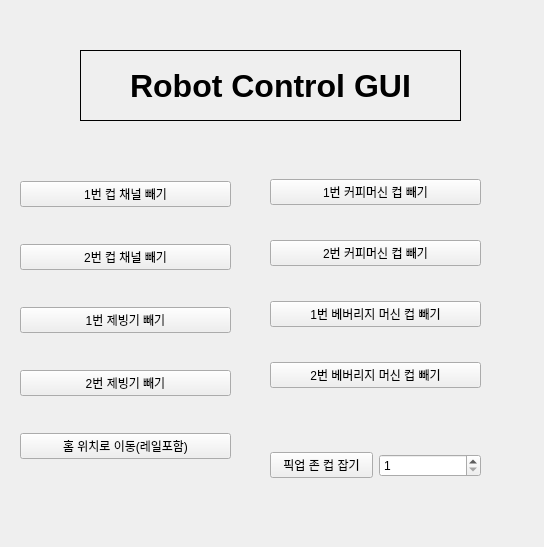
Old version of the form src/robot_gui/robot_gui/gui_set/form.ui in the repository martinxyz1106/Robot_GUI.
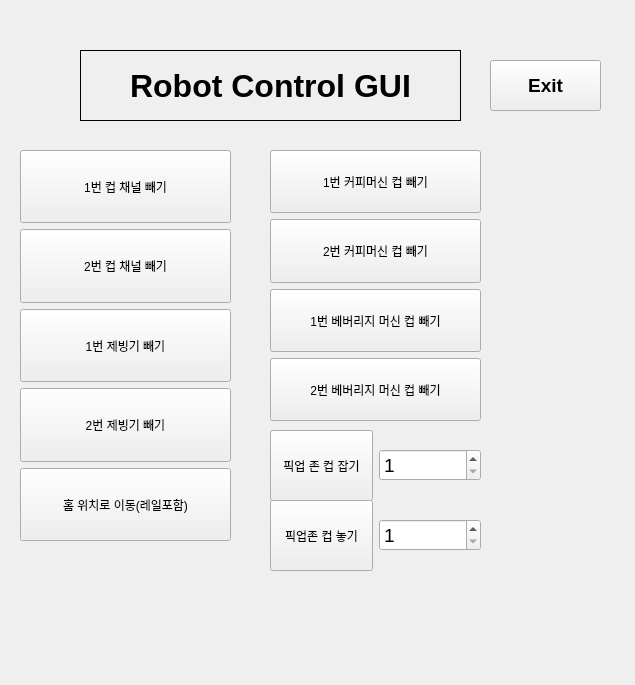
New version of the form.

Commit message: 픽업존 컵 놓기, 종료버튼 추가'

```diff
--- a/src/robot_gui/robot_gui/gui_set/form.ui
+++ b/src/robot_gui/robot_gui/gui_set/form.ui
@@ -6,8 +6,8 @@
    <rect>
     <x>0</x>
     <y>0</y>
-    <width>544</width>
-    <height>547</height>
+    <width>635</width>
+    <height>685</height>
    </rect>
   </property>
   <property name="windowTitle">
@@ -19,12 +19,18 @@
      <x>20</x>
      <y>150</y>
      <width>211</width>
-     <height>341</height>
+     <height>391</height>
     </rect>
    </property>
    <layout class="QVBoxLayout" name="verticalLayout">
     <item>
      <widget class="QPushButton" name="hold_cup1">
+      <property name="sizePolicy">
+       <sizepolicy hsizetype="Minimum" vsizetype="Preferred">
+        <horstretch>0</horstretch>
+        <verstretch>0</verstretch>
+       </sizepolicy>
+      </property>
       <property name="text">
        <string>1번 컵 채널 빼기</string>
       </property>
@@ -32,6 +38,12 @@
     </item>
     <item>
      <widget class="QPushButton" name="hold_cup2">
+      <property name="sizePolicy">
+       <sizepolicy hsizetype="Minimum" vsizetype="Preferred">
+        <horstretch>0</horstretch>
+        <verstretch>0</verstretch>
+       </sizepolicy>
+      </property>
       <property name="text">
        <string>2번 컵 채널 빼기</string>
       </property>
@@ -39,6 +51,12 @@
     </item>
     <item>
      <widget class="QPushButton" name="hold_ice1">
+      <property name="sizePolicy">
+       <sizepolicy hsizetype="Minimum" vsizetype="Preferred">
+        <horstretch>0</horstretch>
+        <verstretch>0</verstretch>
+       </sizepolicy>
+      </property>
       <property name="text">
        <string>1번 제빙기 빼기</string>
       </property>
@@ -46,6 +64,12 @@
     </item>
     <item>
      <widget class="QPushButton" name="hold_ice2">
+      <property name="sizePolicy">
+       <sizepolicy hsizetype="Minimum" vsizetype="Preferred">
+        <horstretch>0</horstretch>
+        <verstretch>0</verstretch>
+       </sizepolicy>
+      </property>
       <property name="text">
        <string>2번 제빙기 빼기</string>
       </property>
@@ -53,6 +77,12 @@
     </item>
     <item>
      <widget class="QPushButton" name="go_home">
+      <property name="sizePolicy">
+       <sizepolicy hsizetype="Minimum" vsizetype="Preferred">
+        <horstretch>0</horstretch>
+        <verstretch>0</verstretch>
+       </sizepolicy>
+      </property>
       <property name="text">
        <string>홈 위치로 이동(레일포함)</string>
       </property>
@@ -72,6 +102,12 @@
    <layout class="QVBoxLayout" name="verticalLayout_2">
     <item>
      <widget class="QPushButton" name="pickup_cof1">
+      <property name="sizePolicy">
+       <sizepolicy hsizetype="Minimum" vsizetype="Preferred">
+        <horstretch>0</horstretch>
+        <verstretch>0</verstretch>
+       </sizepolicy>
+      </property>
       <property name="text">
        <string>1번 커피머신 컵 빼기</string>
       </property>
@@ -79,6 +115,12 @@
     </item>
     <item>
      <widget class="QPushButton" name="pickup_cof2">
+      <property name="sizePolicy">
+       <sizepolicy hsizetype="Minimum" vsizetype="Preferred">
+        <horstretch>0</horstretch>
+        <verstretch>0</verstretch>
+       </sizepolicy>
+      </property>
       <property name="text">
        <string>2번 커피머신 컵 빼기</string>
       </property>
@@ -86,6 +128,12 @@
     </item>
     <item>
      <widget class="QPushButton" name="pickup_bev1">
+      <property name="sizePolicy">
+       <sizepolicy hsizetype="Minimum" vsizetype="Preferred">
+        <horstretch>0</horstretch>
+        <verstretch>0</verstretch>
+       </sizepolicy>
+      </property>
       <property name="text">
        <string>1번 베버리지 머신 컵 빼기</string>
       </property>
@@ -93,6 +141,12 @@
     </item>
     <item>
      <widget class="QPushButton" name="pickup_bev2">
+      <property name="sizePolicy">
+       <sizepolicy hsizetype="Minimum" vsizetype="Preferred">
+        <horstretch>0</horstretch>
+        <verstretch>0</verstretch>
+       </sizepolicy>
+      </property>
       <property name="text">
        <string>2번 베버리지 머신 컵 빼기</string>
       </property>
@@ -112,13 +166,24 @@
    <layout class="QHBoxLayout" name="horizontalLayout">
     <item>
      <widget class="QPushButton" name="pickup_zone">
+      <property name="sizePolicy">
+       <sizepolicy hsizetype="Minimum" vsizetype="Preferred">
+        <horstretch>0</horstretch>
+        <verstretch>0</verstretch>
+       </sizepolicy>
+      </property>
       <property name="text">
        <string>픽업 존 컵 잡기</string>
       </property>
      </widget>
     </item>
     <item>
-     <widget class="QSpinBox" name="zone_num">
+     <widget class="QSpinBox" name="zone_num_1">
+      <property name="font">
+       <font>
+        <pointsize>14</pointsize>
+       </font>
+      </property>
       <property name="minimum">
        <number>1</number>
       </property>
@@ -155,6 +220,66 @@
     <set>Qt::AlignCenter</set>
    </property>
   </widget>
+  <widget class="QWidget" name="horizontalLayoutWidget_2">
+   <property name="geometry">
+    <rect>
+     <x>270</x>
+     <y>500</y>
+     <width>211</width>
+     <height>71</height>
+    </rect>
+   </property>
+   <layout class="QHBoxLayout" name="horizontalLayout_2">
+    <item>
+     <widget class="QPushButton" name="place_zone">
+      <property name="sizePolicy">
+       <sizepolicy hsizetype="Minimum" vsizetype="Preferred">
+        <horstretch>0</horstretch>
+        <verstretch>0</verstretch>
+       </sizepolicy>
+      </property>
+      <property name="text">
+       <string>픽업존 컵 놓기</string>
+      </property>
+     </widget>
+    </item>
+    <item>
+     <widget class="QSpinBox" name="zone_num_2">
+      <property name="font">
+       <font>
+        <pointsize>14</pointsize>
+       </font>
+      </property>
+      <property name="minimum">
+       <number>1</number>
+      </property>
+      <property name="maximum">
+       <number>24</number>
+      </property>
+     </widget>
+    </item>
+   </layout>
+  </widget>
+  <widget class="QPushButton" name="ExitButton">
+   <property name="geometry">
+    <rect>
+     <x>490</x>
+     <y>60</y>
+     <width>111</width>
+     <height>51</height>
+    </rect>
+   </property>
+   <property name="font">
+    <font>
+     <pointsize>14</pointsize>
+     <weight>75</weight>
+     <bold>true</bold>
+    </font>
+   </property>
+   <property name="text">
+    <string>Exit</string>
+   </property>
+  </widget>
  </widget>
  <resources/>
  <connections/>
```
The commit also changes 4 other files.
